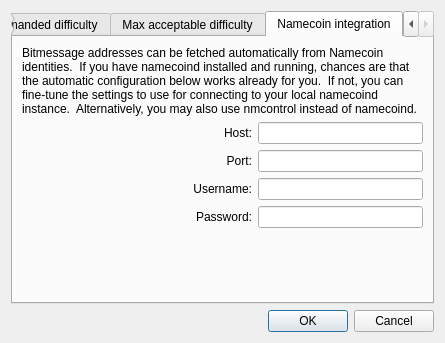
The window that src/bitmessageqt/settings.ui (Bitmessage/PyBitmessage) describes before a commit, drawn with Qt 5.
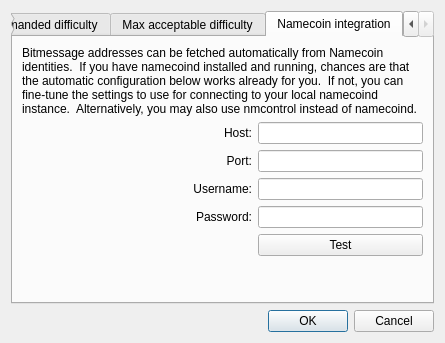
The same window after the commit. The open tabs and pages were chosen to show the change.

Commit message:
Add UI to test namecoin connection.
Add a test button to namecoin UI settings, which tries
out the connection and reports its result back.  Also use
namecoin.conf as config file to load default RPC user/pass
combination from.

```diff
--- a/src/bitmessageqt/settings.ui
+++ b/src/bitmessageqt/settings.ui
@@ -558,7 +558,7 @@
        <item row="2" column="2">
         <widget class="QLineEdit" name="lineEditNamecoinPort"/>
        </item>
-       <item row="5" column="1">
+       <item row="7" column="1">
         <spacer name="verticalSpacer_4">
          <property name="orientation">
           <enum>Qt::Vertical</enum>
@@ -630,6 +630,20 @@
          </property>
         </widget>
        </item>
+       <item row="6" column="0" colspan="2">
+        <widget class="QLabel" name="labelNamecoinTestResult">
+         <property name="text">
+          <string/>
+         </property>
+        </widget>
+       </item>
+       <item row="6" column="2">
+        <widget class="QPushButton" name="pushButtonNamecoinTest">
+         <property name="text">
+          <string>Test</string>
+         </property>
+        </widget>
+       </item>
       </layout>
      </widget>
     </widget>
```
The commit also changes 3 other files.
